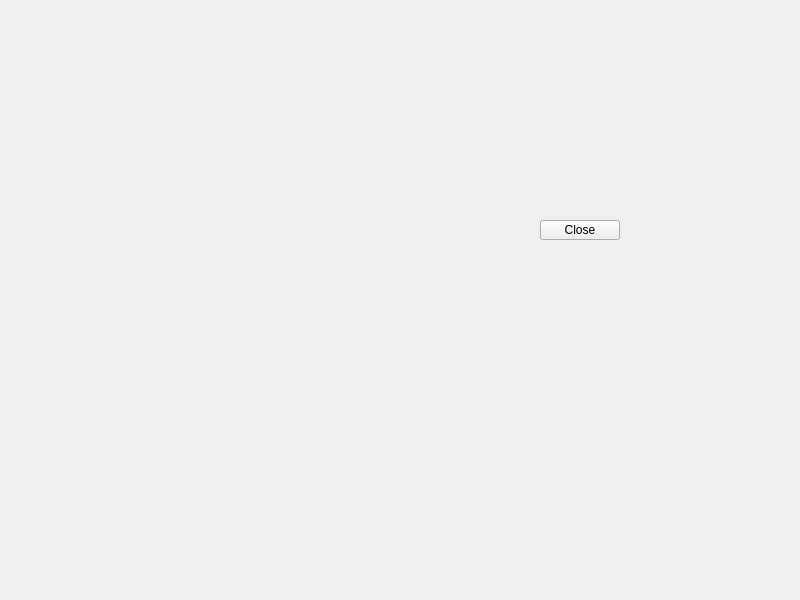
Above: Excel2Ts/widget.ui from ZefinNg/MyQWidgetExamples before the change. Below: the same form after it.
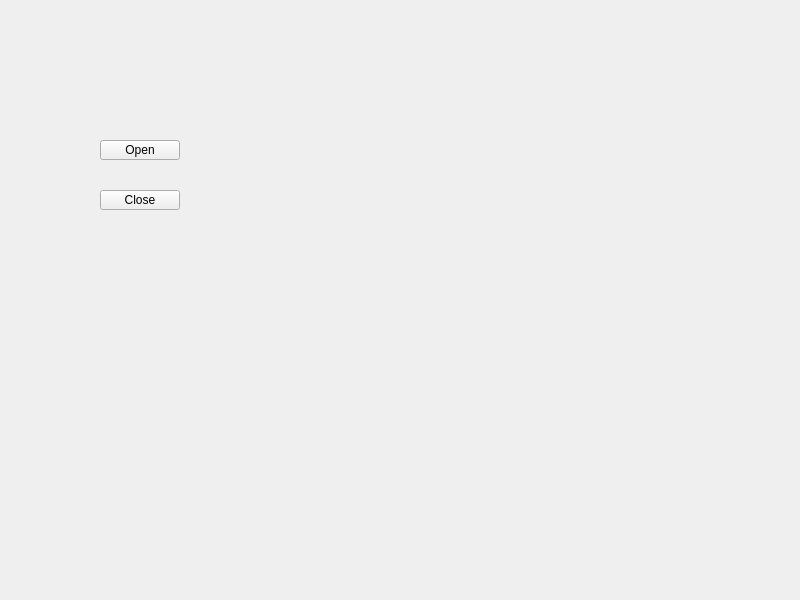
That is the form after the change.

Patch:
```diff
--- a/Excel2Ts/widget.ui
+++ b/Excel2Ts/widget.ui
@@ -16,8 +16,8 @@
   <widget class="QPushButton" name="btnClose">
    <property name="geometry">
     <rect>
-     <x>540</x>
-     <y>220</y>
+     <x>100</x>
+     <y>190</y>
      <width>80</width>
      <height>20</height>
     </rect>
@@ -26,6 +26,19 @@
     <string>Close</string>
    </property>
   </widget>
+  <widget class="QPushButton" name="btnOpen">
+   <property name="geometry">
+    <rect>
+     <x>100</x>
+     <y>140</y>
+     <width>80</width>
+     <height>20</height>
+    </rect>
+   </property>
+   <property name="text">
+    <string>Open</string>
+   </property>
+  </widget>
  </widget>
  <resources/>
  <connections/>
```
